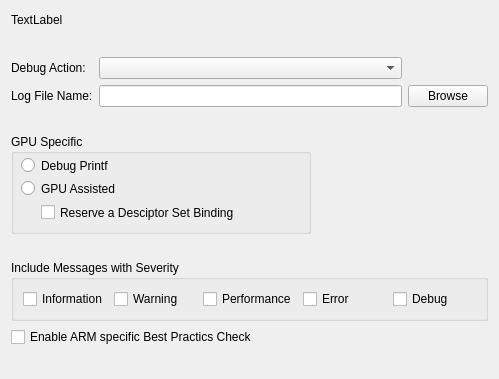
This is vkconfig/khronossettings.ui in LunarG/VulkanTools as Qt 5 draws it before an edit. The edited form follows.
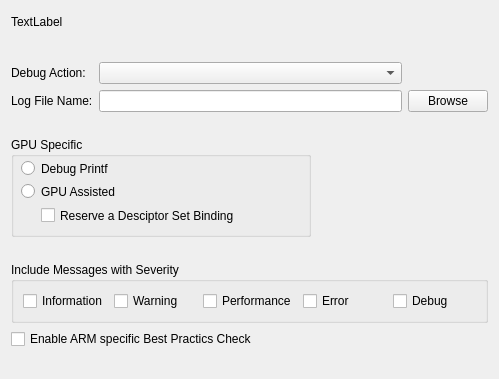
This is the edited form.

The edit to the form file:
```diff
--- a/vkconfig/khronossettings.ui
+++ b/vkconfig/khronossettings.ui
@@ -209,7 +209,7 @@
      <property name="minimumSize">
       <size>
        <width>0</width>
-       <height>40</height>
+       <height>45</height>
       </size>
      </property>
      <property name="maximumSize">
```
